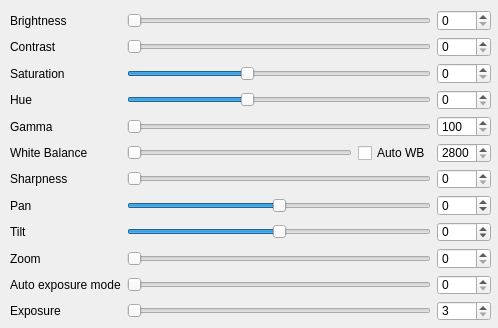
gfogwill/FrESH, file src/gui/video_settings.ui: the form before one commit.
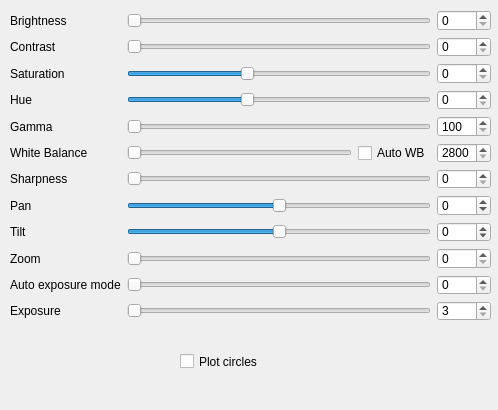
The form after the commit.

Commit message: feat: checkbox plot_circle

What changed in the file:
```diff
--- a/src/gui/video_settings.ui
+++ b/src/gui/video_settings.ui
@@ -10,7 +10,7 @@
     <x>0</x>
     <y>0</y>
     <width>498</width>
-    <height>328</height>
+    <height>410</height>
    </rect>
   </property>
   <property name="windowTitle">
@@ -394,6 +394,19 @@
      </item>
     </layout>
    </widget>
+   <widget class="QCheckBox" name="checkBox_plotCircles">
+    <property name="geometry">
+     <rect>
+      <x>180</x>
+      <y>350</y>
+      <width>111</width>
+      <height>23</height>
+     </rect>
+    </property>
+    <property name="text">
+     <string>Plot circles</string>
+    </property>
+   </widget>
   </widget>
  </widget>
  <resources/>
```
The commit also changes 3 other files.
